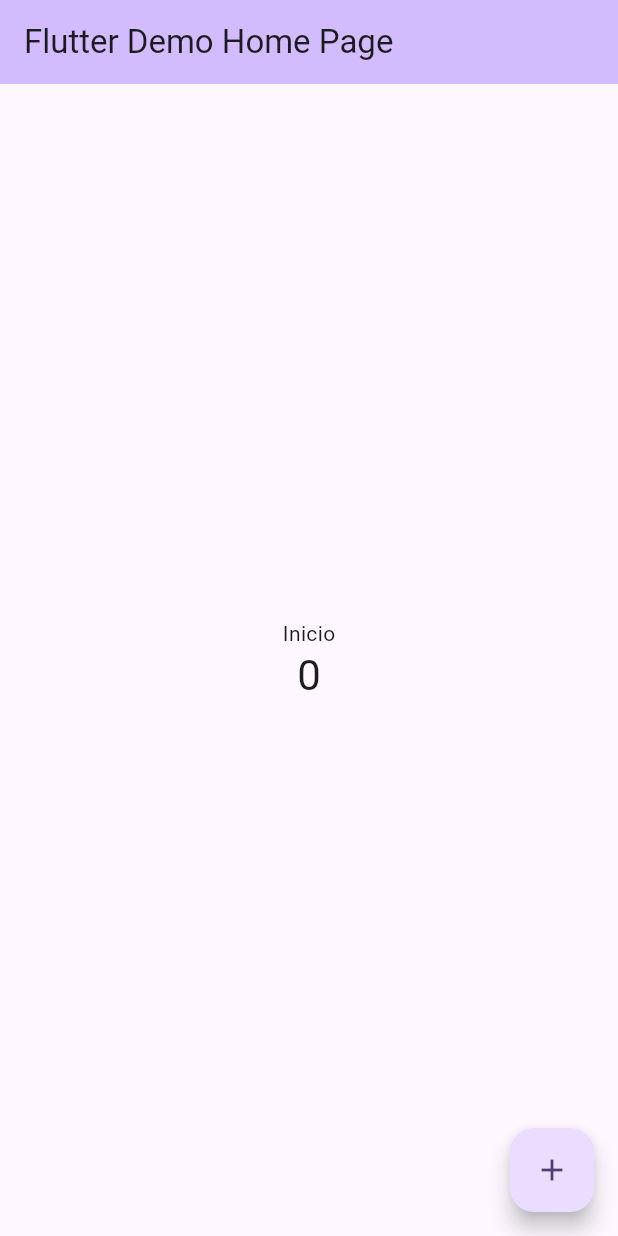
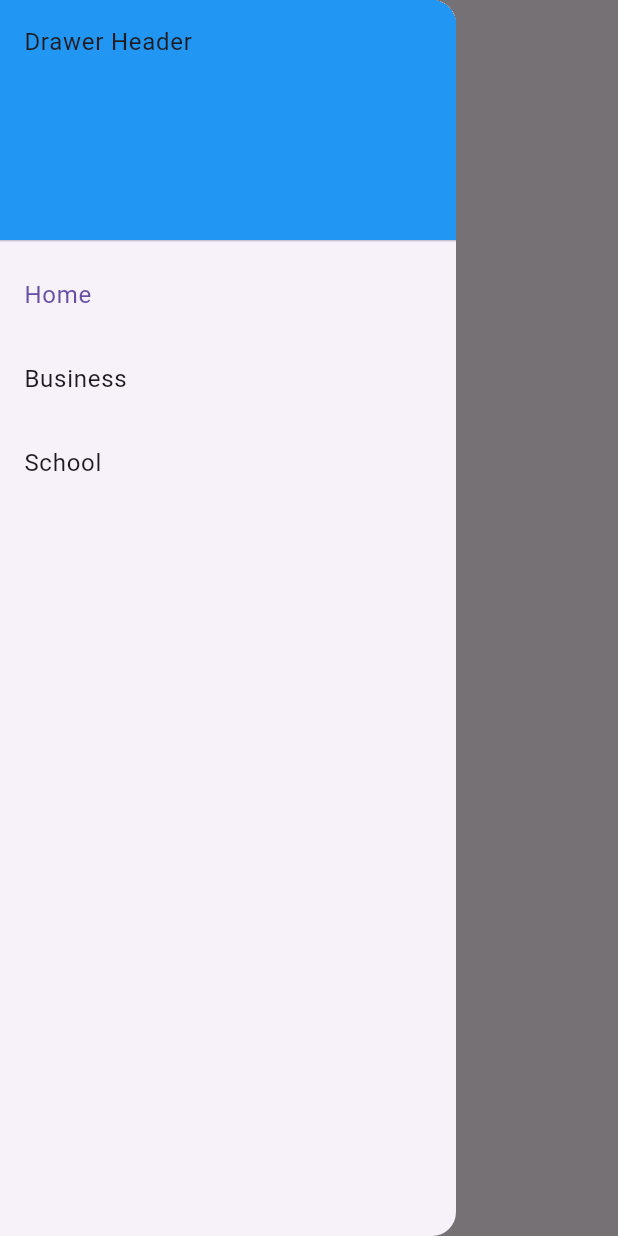
Before and after one commit to Jhonathan140012/finance_controll, a Flutter app: the screen it shows after launch, with the side drawer open (before the commit the screen has no drawer), on a phone screen of 412 x 824 dp. Run offline on Flutter 3.47's test engine with Material 3 defaults, Android fonts, the phone set to English and light mode, and no system bars.

Commit message:
implementacion del drawer

```diff
--- a/lib/main.dart
+++ b/lib/main.dart
@@ -1,52 +1,24 @@
+import 'package:finance_controll/vistas/frmregistrargastos.dart';
 import 'package:flutter/material.dart';
 
-void main() {
-  runApp(const MyApp());
-}
+void main() => runApp(const MyApp());
 
 class MyApp extends StatelessWidget {
   const MyApp({super.key});
 
-  // This widget is the root of your application.
+  static const appTitle = 'Finance Controll';
+
   @override
   Widget build(BuildContext context) {
-    return MaterialApp(
-      title: 'Flutter Demo',
-      theme: ThemeData(
-        // This is the theme of your application.
-        //
-        // TRY THIS: Try running your application with "flutter run". You'll see
-        // the application has a purple toolbar. Then, without quitting the app,
-        // try changing the seedColor in the colorScheme below to Colors.green
-        // and then invoke "hot reload" (save your changes or press the "hot
-        // reload" button in a Flutter-supported IDE, or press "r" if you used
-        // the command line to start the app).
-        //
-        // Notice that the counter didn't reset back to zero; the application
-        // state is not lost during the reload. To reset the state, use hot
-        // restart instead.
-        //
-        // This works for code too, not just values: Most code changes can be
-        // tested with just a hot reload.
-        colorScheme: ColorScheme.fromSeed(seedColor: Colors.deepPurple),
-        useMaterial3: true,
-      ),
-      home: const MyHomePage(title: 'Flutter Demo Home Page'),
+    return const MaterialApp(
+      title: appTitle,
+      home: MyHomePage(title: appTitle),
     );
   }
 }
 
 class MyHomePage extends StatefulWidget {
   const MyHomePage({super.key, required this.title});
-
-  // This widget is the home page of your application. It is stateful, meaning
-  // that it has a State object (defined below) that contains fields that affect
-  // how it looks.
-
-  // This class is the configuration for the state. It holds the values (in this
-  // case the title) provided by the parent (in this case the App widget) and
-  // used by the build method of the State. Fields in a Widget subclass are
-  // always marked "final".
 
   final String title;
 
@@ -55,71 +27,81 @@ class MyHomePage extends StatefulWidget {
 }
 
 class _MyHomePageState extends State<MyHomePage> {
-  int _counter = 0;
+  int _selectedIndex = 0;
+  static const TextStyle optionStyle =
+      TextStyle(fontSize: 30, fontWeight: FontWeight.bold);
+  static const List<Widget> _widgetOptions = <Widget>[
+    FrmRegistrarGastos(),
+    Text(
+      'Index 1: Business',
+      style: optionStyle,
+    ),
+    Text(
+      'Index 2: School',
+      style: optionStyle,
+    ),
+  ];
 
-  void _incrementCounter() {
+  void _onItemTapped(int index) {
     setState(() {
-      // This call to setState tells the Flutter framework that something has
-      // changed in this State, which causes it to rerun the build method below
-      // so that the display can reflect the updated values. If we changed
-      // _counter without calling setState(), then the build method would not be
-      // called again, and so nothing would appear to happen.
-      _counter++;
+      _selectedIndex = index;
     });
   }
 
   @override
   Widget build(BuildContext context) {
-    // This method is rerun every time setState is called, for instance as done
-    // by the _incrementCounter method above.
-    //
-    // The Flutter framework has been optimized to make rerunning build methods
-    // fast, so that you can just rebuild anything that needs updating rather
-    // than having to individually change instances of widgets.
     return Scaffold(
-      appBar: AppBar(
-        // TRY THIS: Try changing the color here to a specific color (to
-        // Colors.amber, perhaps?) and trigger a hot reload to see the AppBar
-        // change color while the other colors stay the same.
-        backgroundColor: Theme.of(context).colorScheme.inversePrimary,
-        // Here we take the value from the MyHomePage object that was created by
-        // the App.build method, and use it to set our appbar title.
-        title: Text(widget.title),
+      appBar: AppBar(title: Text(widget.title)),
+      body: Center(
+        child: _widgetOptions[_selectedIndex],
       ),
-      body: Center(
-        // Center is a layout widget. It takes a single child and positions it
-        // in the middle of the parent.
-        child: Column(
-          // Column is also a layout widget. It takes a list of children and
-          // arranges them vertically. By default, it sizes itself to fit its
-          // children horizontally, and tries to be as tall as its parent.
-          //
-          // Column has various properties to control how it sizes itself and
-          // how it positions its children. Here we use mainAxisAlignment to
-          // center the children vertically; the main axis here is the vertical
-          // axis because Columns are vertical (the cross axis would be
-          // horizontal).
-          //
-          // TRY THIS: Invoke "debug painting" (choose the "Toggle Debug Paint"
-          // action in the IDE, or press "p" in the console), to see the
-          // wireframe for each widget.
-          mainAxisAlignment: MainAxisAlignment.center,
-          children: <Widget>[
-            const Text(
-              'Inicio',
+      drawer: Drawer(
+        // Add a ListView to the drawer. This ensures the user can scroll
+        // through the options in the drawer if there isn't enough vertical
+        // space to fit everything.
+        child: ListView(
+          // Important: Remove any padding from the ListView.
+          padding: EdgeInsets.zero,
+          children: [
+            const DrawerHeader(
+              decoration: BoxDecoration(
+                color: Colors.blue,
+              ),
+              child: Text('Drawer Header'),
             ),
-            Text(
-              '$_counter',
-              style: Theme.of(context).textTheme.headlineMedium,
+            ListTile(
+              title: const Text('Home'),
+              selected: _selectedIndex == 0,
+              onTap: () {
+                // Update the state of the app
+                _onItemTapped(0);
+                // Then close the drawer
+                Navigator.pop(context);
+              },
+            ),
+            ListTile(
+              title: const Text('Business'),
+              selected: _selectedIndex == 1,
+              onTap: () {
+                // Update the state of the app
+                _onItemTapped(1);
+                // Then close the drawer
+                Navigator.pop(context);
+              },
+            ),
+            ListTile(
+              title: const Text('School'),
+              selected: _selectedIndex == 2,
+              onTap: () {
+                // Update the state of the app
+                _onItemTapped(2);
+                // Then close the drawer
+                Navigator.pop(context);
+              },
             ),
           ],
         ),
       ),
-      floatingActionButton: FloatingActionButton(
-        onPressed: _incrementCounter,
-        tooltip: 'Increment',
-        child: const Icon(Icons.add),
-      ), // This trailing comma makes auto-formatting nicer for build methods.
     );
   }
 }
--- /dev/null
+++ b/lib/vistas/frmregistrargastos.dart
@@ -0,0 +1,25 @@
+import 'package:flutter/material.dart';
+
+class FrmRegistrarGastos extends StatefulWidget {
+  const FrmRegistrarGastos({super.key});
+
+  @override
+  FrmRegistrarGastosState createState() {
+    return FrmRegistrarGastosState();
+  }
+}
+
+class FrmRegistrarGastosState extends State<FrmRegistrarGastos> {
+  final _formKey = GlobalKey<FormState>();
+
+  @override
+  Widget build(BuildContext context) {
+    // Build a Form widget using the _formKey created above.
+    return Form(
+      key: _formKey,
+      child: const Column(
+        children: <Widget>[Text("Pagina Registro Gastos")],
+      ),
+    );
+  }
+}
```
